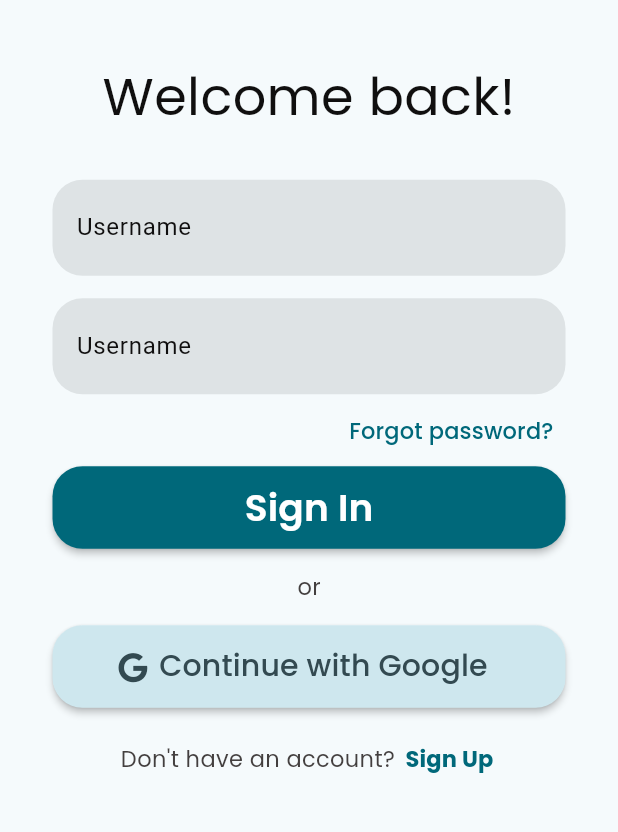
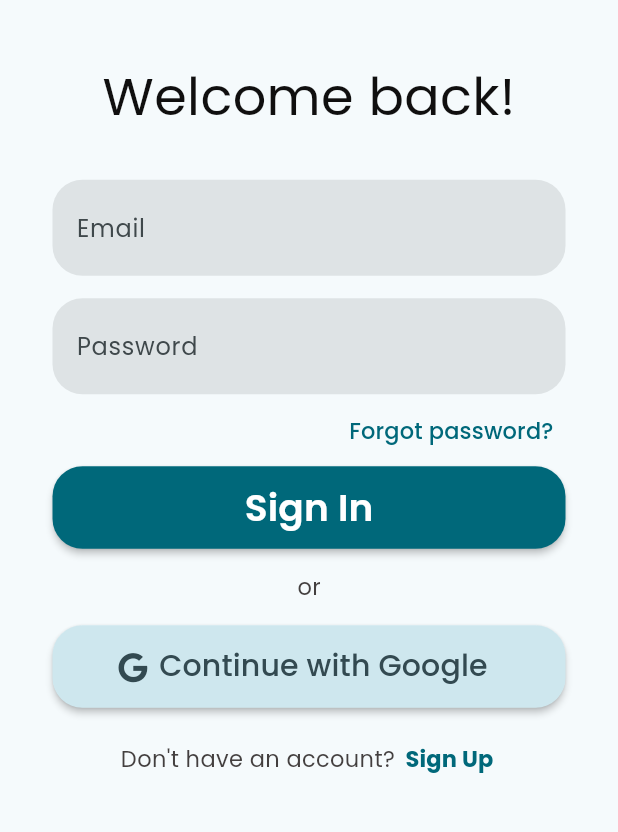
Before and after one commit to tounektimohamed/taqyem, a Flutter app: the screen it shows after launch, on a phone screen of 412 x 824 dp, the part 313-1145 px from its top. Run offline on Flutter 3.47's test engine with Material 2 defaults, Android fonts, the phone set to English and light mode, and no system bars; our stand-ins replace cloud_firestore, firebase_auth, firebase_core, flutter_holo_date_picker, font_awesome_flutter, google_fonts; accounts and stored records are empty.

Commit message:
Update text_field.dart

```diff
--- a/lib/components/text_field.dart
+++ b/lib/components/text_field.dart
@@ -54,7 +54,7 @@
             color: Colors.transparent,
           ),
         ),
-        labelText: 'Username',
+        // labelText: 'Username',
         labelStyle: const TextStyle(
           color: Color.fromARGB(255, 16, 15, 15),
         ),
```
